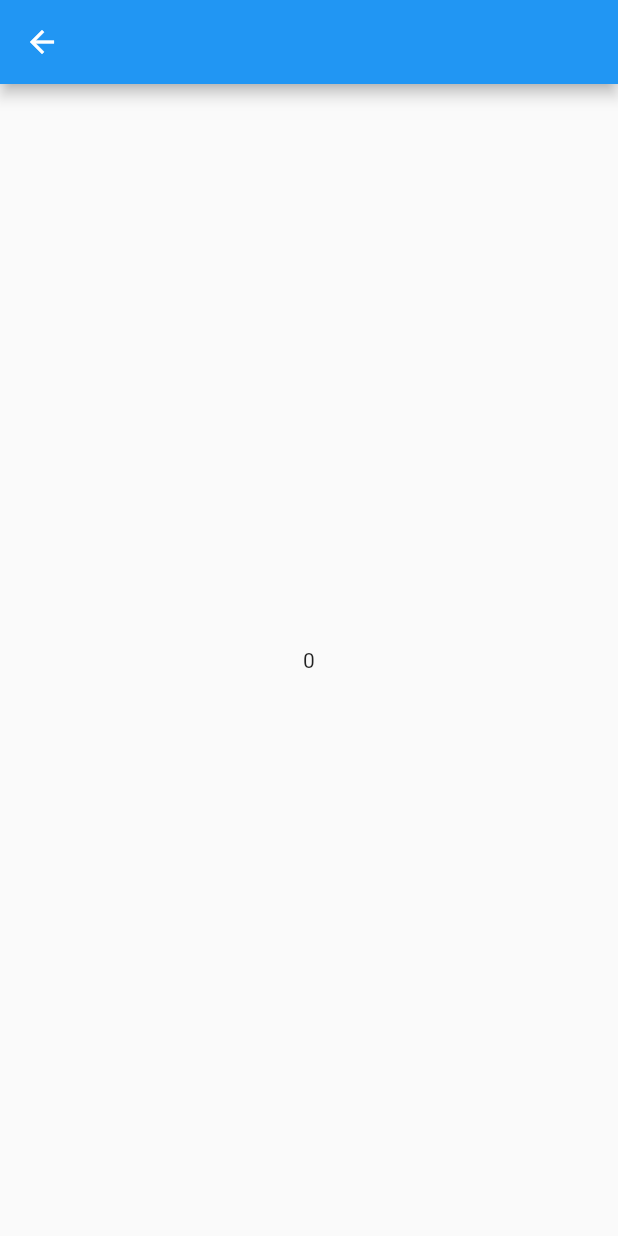
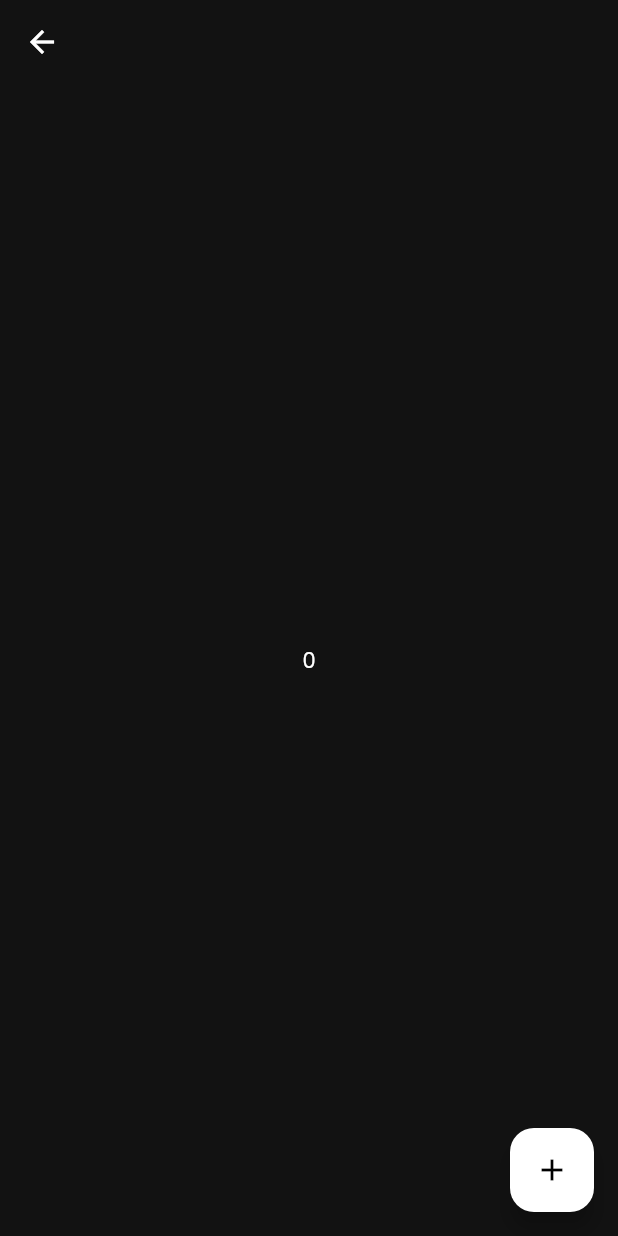
Before and after one commit to gustevito/getx_functions, a Flutter app: the screen it shows after launch, after a tap on "Counter", on a phone screen of 412 x 824 dp. Run offline on Flutter 3.47's test engine with Material 2 defaults, Android fonts, the light colour scheme and no system bars; our stand-ins replace get, google_fonts.

Commit message:
small visual changes

```diff
--- a/lib/main.dart
+++ b/lib/main.dart
@@ -1,8 +1,13 @@
 import 'package:flutter/material.dart';
 import 'package:get/get.dart';
 import 'package:getx_functions/screens/home.dart';
+import 'package:getx_functions/themes/darktheme.dart';
 
-void main() => runApp(GetMaterialApp(
-      home: Home(),
-      debugShowCheckedModeBanner: false,
-    ));
+void main() {
+  WidgetsFlutterBinding.ensureInitialized();
+  runApp(GetMaterialApp(
+    theme: darkTheme,
+    home: Home(),
+    debugShowCheckedModeBanner: false,
+  ));
+}
--- a/lib/screens/counter.dart
+++ b/lib/screens/counter.dart
@@ -2,6 +2,7 @@ import 'package:flutter/material.dart';
 import 'package:get/get.dart';
 
 import '../controllers/home_controller.dart';
+import '../widgets/floatingbt.dart';
 
 class MyCounter extends StatelessWidget {
   // You can ask Get to find a Controller that is being used by another page and redirect you to it.
@@ -13,7 +14,7 @@ class MyCounter extends StatelessWidget {
     return Scaffold(
         body: Center(child: Text("${c.count}")),
         appBar: AppBar(),
-    );
+        floatingActionButton: FloatingBtn());
   }
 }
 
--- a/lib/screens/home.dart
+++ b/lib/screens/home.dart
@@ -1,6 +1,8 @@
 import 'package:flutter/material.dart';
 import 'package:get/get.dart';
 import 'package:getx_functions/controllers/home_controller.dart';
+
+import '../widgets/appbar.dart';
 
 import 'calculator.dart';
 import 'checklist.dart';
@@ -14,19 +16,17 @@ class Home extends StatelessWidget {
     // Instantiate your class using Get.put() to make it available for all "child" routes there.
     return Scaffold(
       // Use Obx(()=> to update Text() whenever count is changed.
-        appBar: AppBar(
-          title: Obx(() => Text("Clicks: ${c.count}")),
-        ),
+      appBar:
+          PreferredSize(preferredSize: Size.fromHeight(60), child: MyAppBar()),
       // Replace the 8 lines Navigator.push by a simple Get.to(). You don't need context
       body: Center(
         child: SizedBox(
-            height: 300,
+          height: 120,
           child: Column(
             mainAxisAlignment: MainAxisAlignment.spaceBetween,
             children: [
               ElevatedButton(
-                    child: Text("Counter"),
-                    onPressed: () => Get.to(MyCounter())),
+                  child: Text("Counter"), onPressed: () => Get.to(MyCounter())),
               ElevatedButton(
                   child: Text("Checklist"),
                   onPressed: () => Get.to(MyChecklist())),
@@ -37,7 +37,6 @@ class Home extends StatelessWidget {
           ),
         ),
       ),
-        floatingActionButton: FloatingActionButton(
-            child: Icon(Icons.add), onPressed: c.increment));
+    );
   }
 }
--- /dev/null
+++ b/lib/widgets/appbar.dart
@@ -0,0 +1,25 @@
+import 'package:flutter/material.dart';
+import 'package:get/get.dart';
+import 'package:getx_functions/themes/darktheme.dart';
+
+import '../controllers/home_controller.dart';
+
+class MyAppBar extends StatelessWidget {
+  final Controller c = Get.put(Controller());
+  MyAppBar({super.key});
+
+  @override
+  Widget build(BuildContext context) {
+    return AppBar(
+        leading: Icon(Icons.sentiment_satisfied_alt_outlined),
+        title: Text(
+          'Getx Functions!',
+          style: TextStyle(fontSize: 16),
+        ));
+  }
+}
+
+
+// ADD CONDITIONAL STATEMENT FOR THIS TITLE ON THE COUNTER:
+
+// title: Obx(() => Text("Clicks: ${c.count}"))
--- /dev/null
+++ b/lib/widgets/floatingbt.dart
@@ -0,0 +1,15 @@
+import 'package:flutter/material.dart';
+import 'package:get/get.dart';
+
+import '../controllers/home_controller.dart';
+
+class FloatingBtn extends StatelessWidget {
+  final Controller c = Get.find();
+  FloatingBtn({super.key});
+
+  @override
+  Widget build(BuildContext context) {
+    return FloatingActionButton(
+            child: Icon(Icons.add), onPressed: c.increment);
+  }
+}
--- a/pubspec.yaml
+++ b/pubspec.yaml
@@ -13,6 +13,7 @@ dependencies:
   flutter:
     sdk: flutter
   cupertino_icons: ^1.0.2
+  google_fonts: ^6.1.0
   get: ^4.6.6 #GETX
 
 dev_dependencies:
```
Also changed, not shown: lib/themes/darktheme.dart (added, +24 -0 lines), pubspec.lock, 1 other file. Lines whose indentation alone changed are shown as unchanged.
